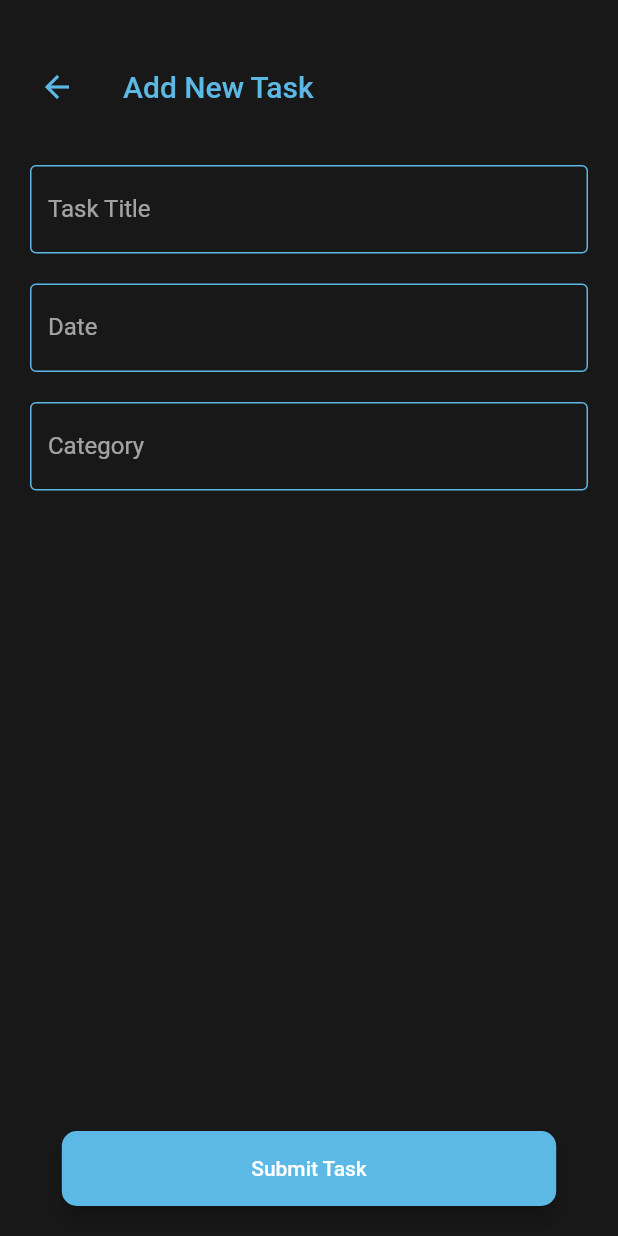
After one commit to dhairya703/pomodoroapp, a Flutter app: the AddTaskPage screen opened by its route, on a phone screen of 412 x 824 dp. The commit adds this screen. Run offline on Flutter 3.47's test engine with Material 2 defaults, Android fonts, the phone set to English and light mode, and no system bars; our stand-ins replace calendar_timeline, ionicons; missing offline and left inert: bitsdojo_window.

Commit message:
Add task page Ui completed

```diff
--- a/lib/core/router/router.dart
+++ b/lib/core/router/router.dart
@@ -2,6 +2,7 @@ import 'package:flutter/material.dart';
 import 'package:pomodore/features/base/presentation/pages/base_page.dart';
 import 'package:pomodore/features/home/presentation/pages/all_today_tasks_page.dart';
 import 'package:pomodore/features/home/presentation/pages/notifications_page.dart';
+import 'package:pomodore/features/tasks/presentation/pages/add_task_page.dart';
 
 import '../../features/splash/presentation/pages/splash_page.dart';
 
@@ -16,6 +17,8 @@ class AppRouter {
       case AllTodayTasksPage.routeName:
         return MaterialPageRoute(
             builder: (context) => const AllTodayTasksPage());
+      case AddTaskPage.routeName:
+        return MaterialPageRoute(builder: (context) => const AddTaskPage());
       default:
         return MaterialPageRoute(builder: (context) => const SplashPage());
     }
--- /dev/null
+++ b/lib/core/widgets/custom_form_field.dart
@@ -0,0 +1,105 @@
+import 'package:flutter/material.dart';
+import 'package:flutter/services.dart';
+import 'package:pomodore/core/constant/constant.dart';
+
+class CustomFormField extends StatefulWidget {
+  const CustomFormField({
+    Key? key,
+    this.editController,
+    this.textInputType,
+    this.onChanged,
+    this.validatorsType,
+    this.hint,
+    this.justNumber,
+    this.isRating,
+    this.maxLength,
+    this.isPasswordField = false,
+    this.formatter,
+  }) : super(key: key);
+
+  final TextEditingController? editController;
+  final TextInputType? textInputType;
+  final ValueChanged<String>? onChanged;
+  final String? validatorsType, hint;
+  final bool? justNumber, isRating;
+  final int? maxLength;
+  final bool isPasswordField;
+  final List<TextInputFormatter>? formatter;
+
+  @override
+  _CustomFormFieldState createState() => _CustomFormFieldState();
+}
+
+class _CustomFormFieldState extends State<CustomFormField> {
+  bool obscure = true;
+
+  @override
+  Widget build(BuildContext context) {
+    return TextFormField(
+      autovalidateMode: AutovalidateMode.onUserInteraction,
+      autofocus: false,
+      controller: widget.editController,
+      obscureText: obscure && widget.isPasswordField,
+      maxLength: widget.maxLength,
+      decoration: InputDecoration(
+          suffixIcon: widget.isPasswordField
+              ? GestureDetector(
+                  onTap: () {
+                    obscure = !obscure;
+                    setState(() {});
+                  },
+                  child: Icon(
+                    obscure ? Icons.visibility_off : Icons.visibility,
+                    color: AppConstant.pinkColor,
+                  ),
+                )
+              : null,
+          focusedBorder: const OutlineInputBorder(
+            borderSide: BorderSide(color: AppConstant.cyanColor, width: 1.0),
+          ),
+          enabledBorder: const OutlineInputBorder(
+            borderSide: BorderSide(color: AppConstant.cyanColor, width: 1.0),
+          ),
+          errorBorder: const OutlineInputBorder(
+            borderSide: BorderSide(color: AppConstant.cyanColor, width: 1.0),
+          ),
+          focusedErrorBorder: const OutlineInputBorder(
+            borderSide: BorderSide(color: AppConstant.cyanColor, width: 1.0),
+          ),
+          label: Text(
+            widget.hint ?? "",
+            textAlign: TextAlign.left,
+          )),
+      onChanged: (value) {
+        if (widget.onChanged != null) {
+          widget.onChanged!(value);
+        }
+      },
+      inputFormatters: (widget.formatter != null)
+          ? widget.formatter
+          : (widget.justNumber == true)
+              ? <TextInputFormatter>[
+                  FilteringTextInputFormatter.allow(RegExp(r'[0-9]')),
+                ]
+              : (widget.isRating == true)
+                  ? <TextInputFormatter>[
+                      FilteringTextInputFormatter.allow(RegExp(r'[1-5]')),
+                    ]
+                  : null,
+      validator: (value) {
+        if (widget.validatorsType == "email") {
+          return null;
+        } else if (widget.validatorsType == "length") {
+          if (value!.length < 6) {
+            return "Minimum size 6 character";
+          } else {
+            return null;
+          }
+        }
+        return null;
+      },
+      cursorColor: AppConstant.pinkColor,
+      keyboardType: widget.textInputType,
+    );
+  }
+}
--- /dev/null
+++ b/lib/features/tasks/presentation/pages/add_task_page.dart
@@ -0,0 +1,42 @@
+import 'package:flutter/material.dart';
+import 'package:pomodore/core/widgets/base_app_bar.dart';
+import 'package:pomodore/core/widgets/custom_form_field.dart';
+import 'package:pomodore/core/widgets/my_button.dart';
+
+import '../../../../core/constant/constant.dart';
+
+class AddTaskPage extends StatelessWidget {
+  const AddTaskPage({Key? key}) : super(key: key);
+
+  static const routeName = "/addTask";
+
+  @override
+  Widget build(BuildContext context) {
+    return Scaffold(
+      appBar: const BaseAppBar(
+        title: "Add New Task",
+        hasBackBtn: true,
+      ),
+      body: Padding(
+        padding: const EdgeInsets.all(20.0),
+        child: Column(
+          children: [
+            const CustomFormField(hint: "Task Title"),
+            const SizedBox(height: 20),
+            const CustomFormField(
+              hint: "Date",
+            ),
+            const SizedBox(height: 20),
+            const CustomFormField(hint: "Category"),
+            const Expanded(child: SizedBox(height: 1)),
+            MyButton(
+              onPressed: () {},
+              title: "Submit Task",
+              backgroundColor: AppConstant.cyanColor,
+            ),
+          ],
+        ),
+      ),
+    );
+  }
+}
--- a/lib/features/tasks/presentation/pages/tasks_page.dart
+++ b/lib/features/tasks/presentation/pages/tasks_page.dart
@@ -5,6 +5,7 @@ import 'package:ionicons/ionicons.dart';
 import 'package:pomodore/core/constant/constant.dart';
 import 'package:pomodore/core/utils/size_config.dart';
 import 'package:pomodore/core/widgets/base_app_bar.dart';
+import 'package:pomodore/features/tasks/presentation/pages/add_task_page.dart';
 import 'package:pomodore/features/tasks/presentation/widgets/task_item.dart';
 
 class TasksPage extends StatefulWidget {
@@ -30,7 +31,14 @@ class _TasksPageState extends State<TasksPage> {
     return Scaffold(
       appBar: BaseAppBar(
         title: AppConstant.tasksTitle,
-        action: tasks.isEmpty ? null : const Icon(CupertinoIcons.add_circled_solid),
+        action:
+            tasks.isEmpty ? null : const Icon(CupertinoIcons.add_circled_solid),
+        onPressed: tasks.isEmpty
+            ? null
+            : () => Navigator.pushNamed(
+                  context,
+                  AddTaskPage.routeName,
+                ),
       ),
       body: Column(
         children: [
```
